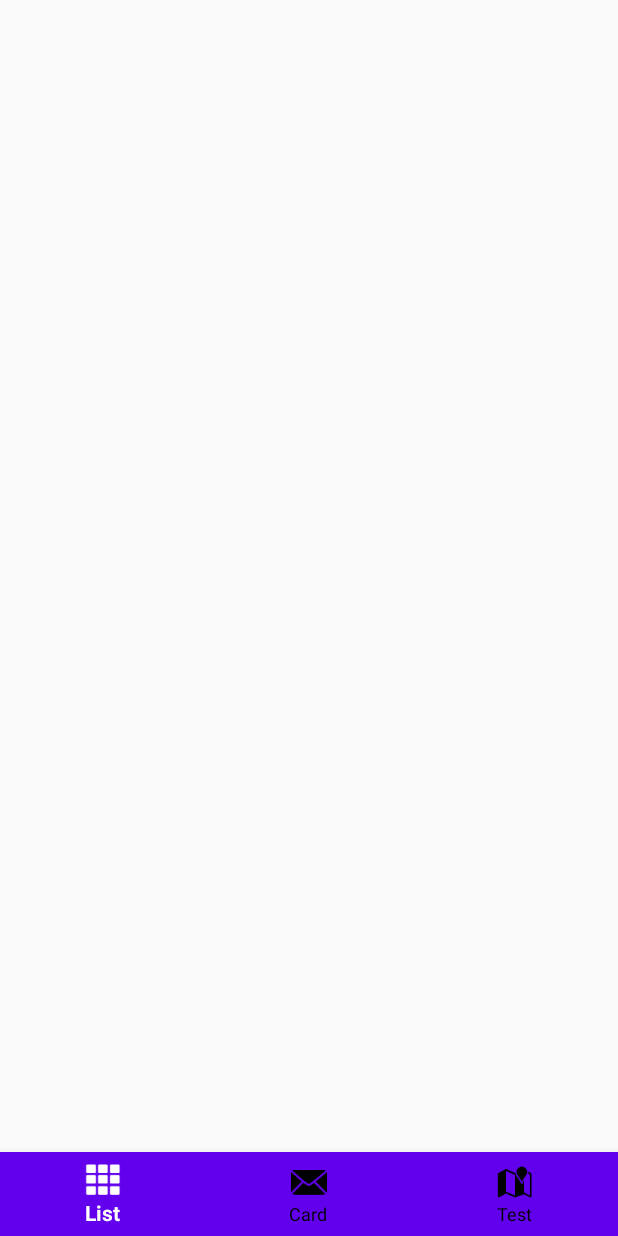
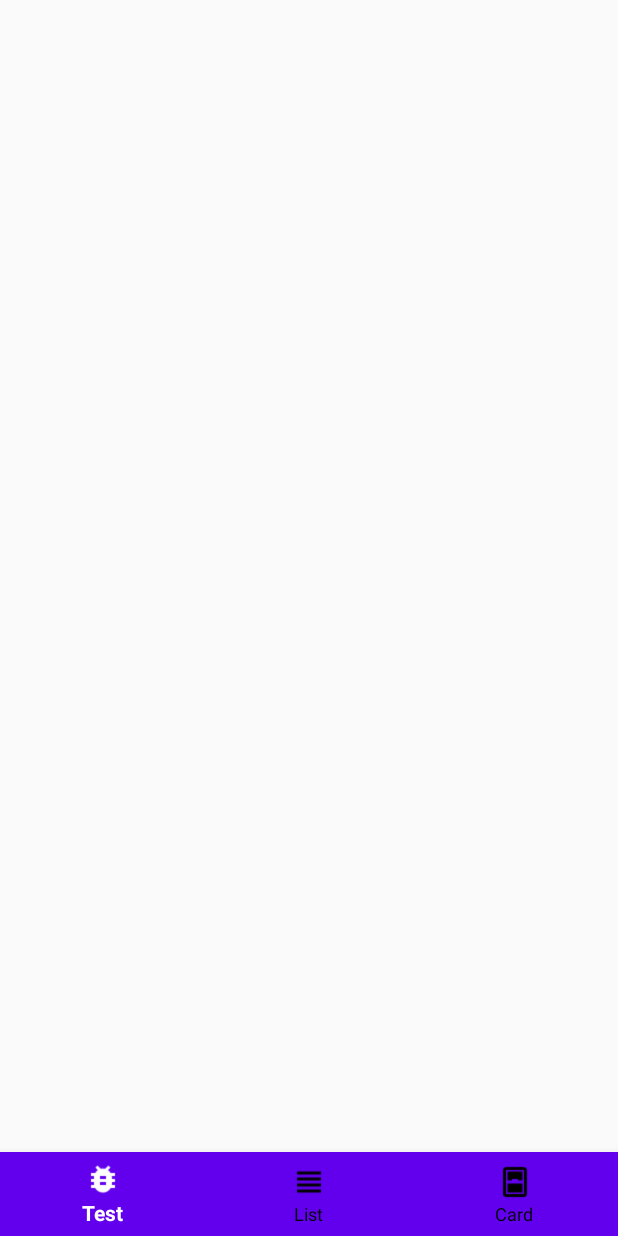
Before and after one commit to Destered/AndroidCourse2020Github, an Android app: the layout activity_main.xml on its own in the app's theme, with its tools: preview values and no code run, on a phone screen of 412 x 824 dp. Run offline under Robolectric (Android 15) with nearby library versions, the light colour scheme and no system bars.

Commit message:
Поменял иконки и порядок

```diff
--- a/app/src/main/res/menu/menu_bottom_navigation.xml
+++ b/app/src/main/res/menu/menu_bottom_navigation.xml
@@ -1,15 +1,16 @@
 <?xml version="1.0" encoding="utf-8"?>
 <menu xmlns:android="http://schemas.android.com/apk/res/android">
     <item
+        android:id="@+id/navigation_test"
+        android:icon="@drawable/test"
+        android:title="Test" />
+    <item
         android:id="@+id/navigation_list"
-        android:icon="@android:drawable/ic_dialog_dialer"
+        android:icon="@drawable/list"
         android:title="List" />
     <item
         android:id="@+id/navigation_card"
-        android:icon="@android:drawable/ic_dialog_email"
+        android:icon="@drawable/card"
         android:title="Card" />
-    <item
-        android:id="@+id/navigation_test"
-        android:icon="@android:drawable/ic_dialog_map"
-        android:title="Test" />
+
 </menu>
```
Also changed, not shown: app/src/main/res/drawable/card.png (added), app/src/main/res/drawable/list.png (added), app/src/main/res/drawable/test.png (added).
